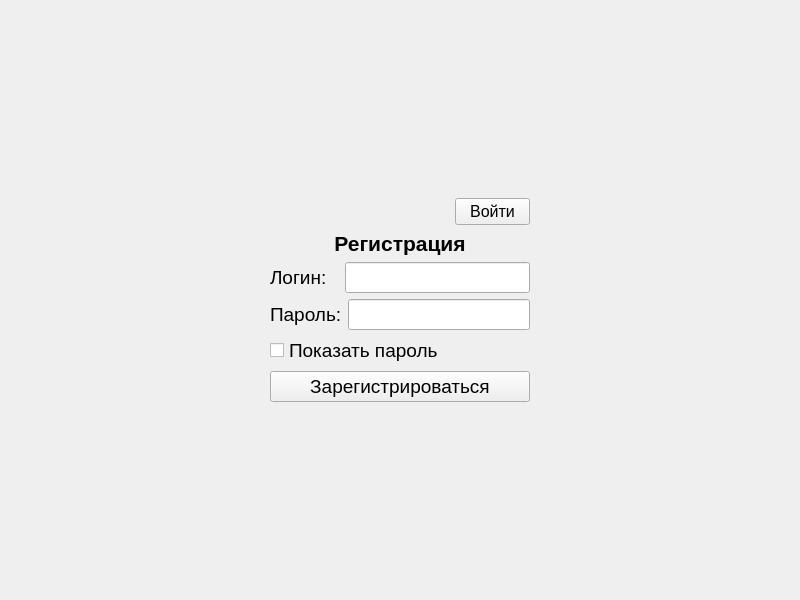
Above: design/ui/registration.ui from Sandrkll1/BookStore before the change. Below: the same form after it.
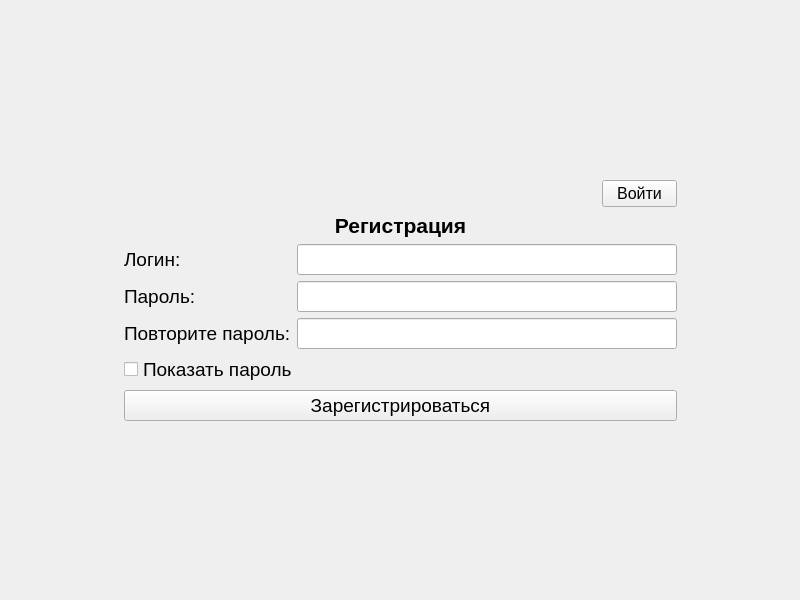
That is the form after the change.

```diff
--- a/design/ui/registration.ui
+++ b/design/ui/registration.ui
@@ -28,8 +28,8 @@
       </property>
       <property name="sizeHint" stdset="0">
        <size>
-        <width>40</width>
-        <height>20</height>
+        <width>20</width>
+        <height>40</height>
        </size>
       </property>
      </spacer>
@@ -93,8 +93,14 @@
           </property>
          </widget>
         </item>
-        <item>
+        <item alignment="Qt::AlignRight">
          <widget class="QLineEdit" name="usernameEdit">
+          <property name="minimumSize">
+           <size>
+            <width>380</width>
+            <height>0</height>
+           </size>
+          </property>
           <property name="maximumSize">
            <size>
             <width>16777215</width>
@@ -124,8 +130,48 @@
           </property>
          </widget>
         </item>
-        <item>
+        <item alignment="Qt::AlignRight">
          <widget class="QLineEdit" name="passwordEdit">
+          <property name="minimumSize">
+           <size>
+            <width>380</width>
+            <height>0</height>
+           </size>
+          </property>
+          <property name="font">
+           <font>
+            <pointsize>14</pointsize>
+           </font>
+          </property>
+          <property name="echoMode">
+           <enum>QLineEdit::Password</enum>
+          </property>
+         </widget>
+        </item>
+       </layout>
+      </item>
+      <item>
+       <layout class="QHBoxLayout" name="horizontalLayout_3">
+        <item>
+         <widget class="QLabel" name="label">
+          <property name="font">
+           <font>
+            <pointsize>14</pointsize>
+           </font>
+          </property>
+          <property name="text">
+           <string>Повторите пароль:</string>
+          </property>
+         </widget>
+        </item>
+        <item alignment="Qt::AlignRight">
+         <widget class="QLineEdit" name="repeatPasswordLineEdit">
+          <property name="minimumSize">
+           <size>
+            <width>380</width>
+            <height>0</height>
+           </size>
+          </property>
           <property name="font">
            <font>
             <pointsize>14</pointsize>
@@ -166,19 +212,6 @@
       </item>
      </layout>
     </item>
-    <item row="1" column="2">
-     <spacer name="horizontalSpacer_2">
-      <property name="orientation">
-       <enum>Qt::Horizontal</enum>
-      </property>
-      <property name="sizeHint" stdset="0">
-       <size>
-        <width>40</width>
-        <height>20</height>
-       </size>
-      </property>
-     </spacer>
-    </item>
     <item row="0" column="1">
      <spacer name="verticalSpacer">
       <property name="orientation">
@@ -197,10 +230,29 @@
       <property name="orientation">
        <enum>Qt::Vertical</enum>
       </property>
+      <property name="sizeType">
+       <enum>QSizePolicy::Expanding</enum>
+      </property>
       <property name="sizeHint" stdset="0">
        <size>
-        <width>20</width>
-        <height>40</height>
+        <width>100</width>
+        <height>20</height>
+       </size>
+      </property>
+     </spacer>
+    </item>
+    <item row="1" column="2">
+     <spacer name="horizontalSpacer_2">
+      <property name="orientation">
+       <enum>Qt::Horizontal</enum>
+      </property>
+      <property name="sizeType">
+       <enum>QSizePolicy::Expanding</enum>
+      </property>
+      <property name="sizeHint" stdset="0">
+       <size>
+        <width>100</width>
+        <height>20</height>
        </size>
       </property>
      </spacer>
```
Left out of the diff: 12 changed lines with no effect on the pictures.
